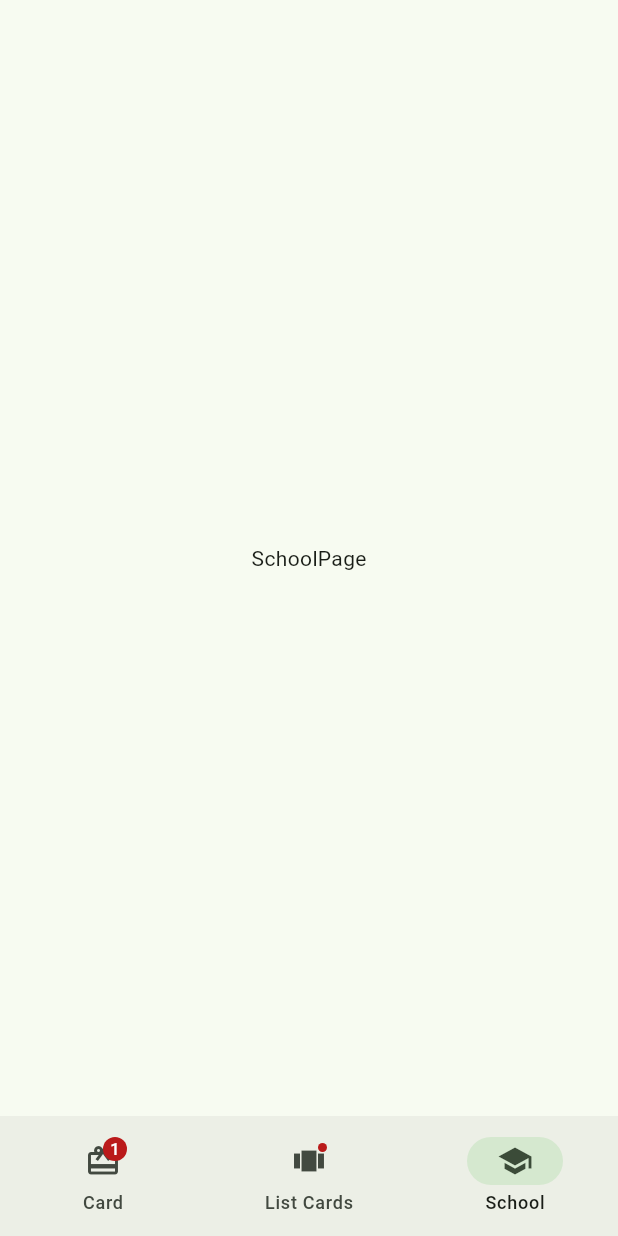
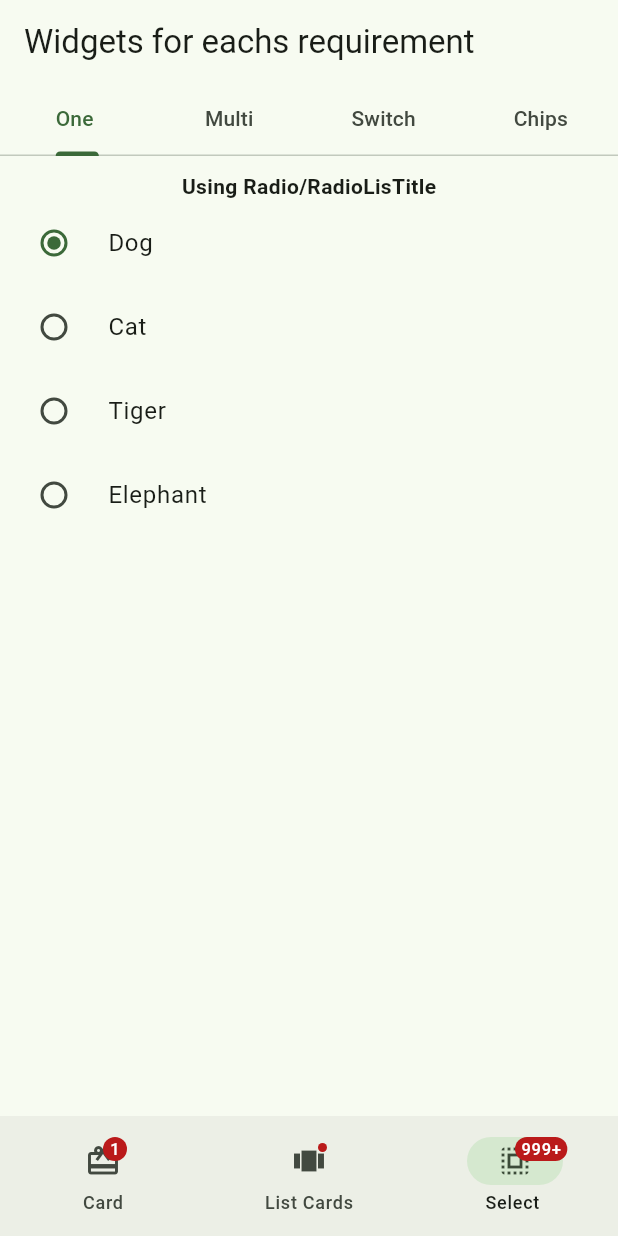
Before and after one commit to Sotatek-QuanDo/material_demo, a Flutter app: the screen it shows after launch, item 3 of the bottom bar chosen, on a phone screen of 412 x 824 dp. Run offline on Flutter 3.47's test engine with Material 2 defaults, Android fonts, the phone set to English and light mode, and no system bars.

Commit message:
Some new IconButtons (new), Chips, SearchBar(new)

```diff
--- a/lib/pages/my_home_page.dart
+++ b/lib/pages/my_home_page.dart
@@ -37,17 +37,16 @@ class _MyHomePageState extends State<MyHomePage> {
             label: 'List Cards',
           ),
           NavigationDestination(
-            selectedIcon: const Icon(Icons.school),
-            icon: Badge.count(
-                count: 10000, child: const Icon(Icons.school_outlined)),
-            label: 'School',
+            icon:
+                Badge.count(count: 10000, child: const Icon(Icons.select_all)),
+            label: 'Select ',
           ),
         ],
       ),
       body: <Widget>[
         const CardPage(),
         const ListCardPage(),
-        const SchoolPage(),
+        const SelectOptionsPage(),
       ][currentPageIndex],
     );
   }
--- a/lib/pages/pages.dart
+++ b/lib/pages/pages.dart
@@ -3,4 +3,4 @@
 export 'card_page.dart';
 export 'list_card_page.dart';
 export 'my_home_page.dart';
-export 'school_page.dart';
+export 'select_options_page.dart';
--- a/lib/pages/school_page.dart
+++ /dev/null
@@ -1,19 +0,0 @@
-import 'package:flutter/material.dart';
-
-class SchoolPage extends StatefulWidget {
-  const SchoolPage({super.key});
-
-  @override
-  State<SchoolPage> createState() => _SchoolPageState();
-}
-
-class _SchoolPageState extends State<SchoolPage> {
-  @override
-  Widget build(BuildContext context) {
-    return const Scaffold(
-      body: Center(
-        child: Text('SchoolPage'),
-      ),
-    );
-  }
-}
--- /dev/null
+++ b/lib/pages/select_options_page.dart
@@ -0,0 +1,273 @@
+import 'package:flutter/material.dart';
+import 'package:material_demo/lib.dart';
+
+enum Animals { dog, cat, tiger, elephant }
+
+class SelectOptionsPage extends StatefulWidget {
+  const SelectOptionsPage({super.key});
+
+  @override
+  State<SelectOptionsPage> createState() => _SelectOptionsPageState();
+}
+
+class _SelectOptionsPageState extends State<SelectOptionsPage> {
+  Animals? animal = Animals.dog;
+
+  @override
+  Widget build(BuildContext context) {
+    return DefaultTabController(
+      length: 4,
+      child: Scaffold(
+        appBar: AppBar(
+          title: const Text('Widgets for eachs requirement'),
+          bottom: const TabBar(
+            tabs: <Widget>[
+              Tab(
+                text: 'One ',
+              ),
+              Tab(
+                text: 'Multi ',
+              ),
+              Tab(
+                text: 'Switch ',
+              ),
+              Tab(
+                text: 'Chips',
+              ),
+            ],
+          ),
+        ),
+        body: TabBarView(
+          children: <Widget>[
+            buildOneChoice(),
+            buildMultiChoice(),
+            buildSwitchChoice(),
+            buildChipsChoice(),
+          ],
+        ),
+      ),
+    );
+  }
+
+  Widget buildOneChoice() {
+    return Column(
+      children: [
+        horizontalDivider,
+        const Text(
+          'Using Radio/RadioLisTitle',
+          style: TextStyle(fontWeight: FontWeight.bold),
+        ),
+        RadioListTile(
+          title: const Text('Dog'),
+          value: Animals.dog,
+          groupValue: animal,
+          onChanged: (Animals? value) {
+            setState(() {
+              animal = value;
+            });
+          },
+        ),
+        RadioListTile(
+          title: const Text('Cat'),
+          value: Animals.cat,
+          groupValue: animal,
+          onChanged: (Animals? value) {
+            setState(() {
+              animal = value;
+            });
+          },
+        ),
+        RadioListTile(
+          title: const Text('Tiger'),
+          value: Animals.tiger,
+          groupValue: animal,
+          onChanged: (Animals? value) {
+            setState(() {
+              animal = value;
+            });
+          },
+        ),
+        RadioListTile(
+          title: const Text('Elephant'),
+          value: Animals.elephant,
+          groupValue: animal,
+          onChanged: (Animals? value) {
+            setState(() {
+              animal = value;
+            });
+          },
+        ),
+      ],
+    );
+  }
+
+  List<bool> multiChoice = List.generate(5, (index) => false);
+
+  Widget buildMultiChoice() {
+    return Column(
+      children: [
+        horizontalDivider,
+        const Text(
+          'Using Checkbox/CheckBoxListTitle',
+          style: TextStyle(fontWeight: FontWeight.bold),
+        ),
+        Expanded(
+          child: ListView.builder(
+            itemCount: 5,
+            itemBuilder: ((context, index) {
+              return CheckboxListTile(
+                title: Text('$index'),
+                subtitle: Text('This is subtitle of $index'),
+                controlAffinity: ListTileControlAffinity.leading,
+                dense: true,
+                value: multiChoice[index],
+                onChanged: (value) {
+                  setState(() {
+                    multiChoice[index] = !multiChoice[index];
+                  });
+                },
+              );
+            }),
+          ),
+        ),
+      ],
+    );
+  }
+
+  List<bool> switchChoice = List.generate(5, (index) => false);
+
+  Widget buildSwitchChoice() {
+    return Column(
+      children: <Widget>[
+        horizontalDivider,
+        const Text(
+          'Using Switch/SwitchListTitle',
+          style: TextStyle(fontWeight: FontWeight.bold),
+        ),
+        const Text(
+          'Use switches (not radio buttons) if the items in a list can be independently controlled',
+          style: TextStyle(fontWeight: FontWeight.w400),
+          textAlign: TextAlign.center,
+        ),
+        Expanded(
+          child: ListView.builder(
+            itemCount: 5,
+            itemBuilder: ((context, index) {
+              return SwitchListTile(
+                title: Text('Bulb $index'),
+                subtitle: Text('Turn on/off bulb $index'),
+                value: switchChoice[index],
+                onChanged: (value) {
+                  setState(() {
+                    switchChoice[index] = !switchChoice[index];
+                  });
+                },
+              );
+            }),
+          ),
+        )
+      ],
+    );
+  }
+
+  List<bool> filterChips = List<bool>.generate(4, (index) => false);
+  List<bool> inputChips = List<bool>.generate(4, (index) => false);
+  int? _value = 1;
+
+  Widget buildChipsChoice() {
+    return Column(
+      children: [
+        const Text(
+            'Filter chips use tags or descriptive words as a way to filter content.'),
+        Expanded(
+          child: ListView.separated(
+            separatorBuilder: (context, index) {
+              return const SizedBox(
+                width: 5,
+              );
+            },
+            scrollDirection: Axis.horizontal,
+            itemCount: 4,
+            itemBuilder: (ctx, index) {
+              return FilterChip(
+                  label: Text('FilterChip $index'),
+                  selected: filterChips[index],
+                  onSelected: (value) {
+                    setState(() {
+                      filterChips[index] = value;
+                    });
+                  });
+            },
+          ),
+        ),
+        const Text(
+            'Action chips are a set of options which trigger an action related to primary content.'),
+        Expanded(
+          child: ListView.separated(
+            separatorBuilder: (context, index) {
+              return const SizedBox(
+                width: 5,
+              );
+            },
+            scrollDirection: Axis.horizontal,
+            itemCount: 4,
+            itemBuilder: (ctx, index) {
+              return ActionChip(
+                label: Text('ActionChip $index'),
+                onPressed: () {},
+              );
+            },
+          ),
+        ),
+        const Text(
+            'Input chips represent a complex piece of information, such as an entity (person, place, or thing) or conversational text, in a compact form.'),
+        Expanded(
+          child: ListView.separated(
+            separatorBuilder: (context, index) {
+              return const SizedBox(
+                width: 5,
+              );
+            },
+            scrollDirection: Axis.horizontal,
+            itemCount: 4,
+            itemBuilder: (ctx, index) {
+              return InputChip(
+                  label: Text('InputChip $index'),
+                  selected: inputChips[index],
+                  onSelected: (value) {
+                    setState(() {
+                      inputChips[index] = value;
+                    });
+                  });
+            },
+          ),
+        ),
+        const Text(
+          'ChoiceChips represent a single choice from a set.',
+          textAlign: TextAlign.start,
+        ),
+        Expanded(
+          child: ListView.separated(
+            separatorBuilder: (context, index) {
+              return const SizedBox(
+                width: 5,
+              );
+            },
+            scrollDirection: Axis.horizontal,
+            itemCount: 4,
+            itemBuilder: (ctx, index) {
+              return ChoiceChip(
+                  label: Text('ChoiceChip $index'),
+                  selected: index == _value,
+                  onSelected: (value) {
+                    setState(() {
+                      _value = value ? index : null;
+                    });
+                  });
+            },
+          ),
+        ),
+      ],
+    );
+  }
+}
```
Also changed, not shown: lib/pages/card_page.dart (+33 -2 lines), lib/pages/list_card_page.dart (+30 -1 lines).
